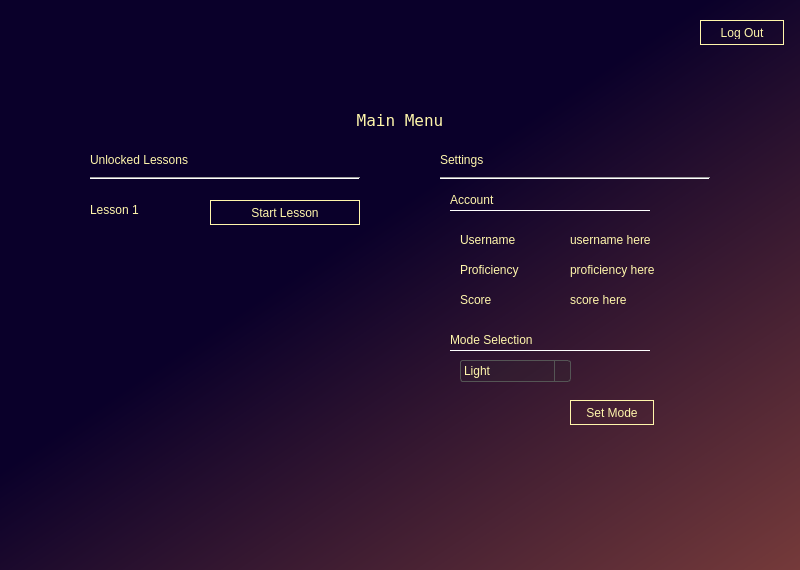
The window that mainmenuGUI.ui (WyattShawDal/ENGM-4620-PyProject) describes before a commit, drawn with Qt 5.
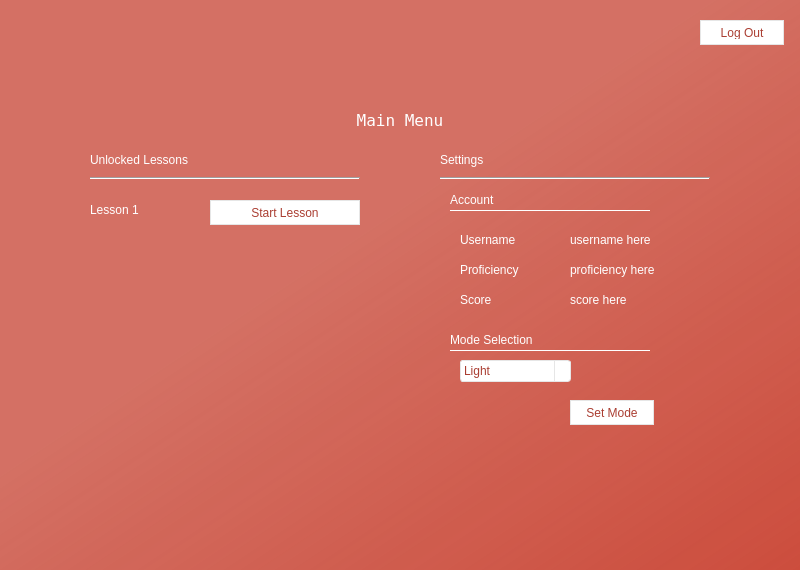
The same window after the commit.

```diff
--- a/mainmenuGUI.ui
+++ b/mainmenuGUI.ui
@@ -14,14 +14,15 @@
    <string>Sign Language Learner</string>
   </property>
   <property name="styleSheet">
-   <string notr="true">QWidget#widget{
-background-color:qlineargradient(spread:pad, x1:0.426, y1:0.386364, x2:1, y2:1, stop:0.0371429 rgba(10, 0, 42, 255), stop:1 rgba(117, 58, 58, 255));}
+   <string notr="true">
+QWidget#widget{
+    background-color:qlineargradient(spread:pad, x1:0.426, y1:0.386364, x2:1, y2:1, stop:0.0371429 rgba(204, 77, 61, 200), stop:1 rgba(204, 77, 61, 255));
+}
 
-/* Buttons - nearly completely see-through with light yellow border and text */
 QPushButton {
-    background-color: transparent;
-    border: 1px solid #fff6ab;
-    color: #fff6ab;
+    background-color: white;
+    border: 1px solid #e6e6e6;
+    color: #aa3e32;
     font-family: &quot;Terminal&quot;;
     padding: 5px;
 }
@@ -34,19 +35,17 @@
     background-color: rgba(255, 246, 171, 0.1);
 }
 
-/* Labels - terminal font and light yellow text */
 QLabel {
     font-family: &quot;Terminal&quot;;
-    color: #fff6ab;
+    color: white;
 }
 
-/* Combo boxes - very transparent dark grey with light yellow text */
 QComboBox {
-    background-color: rgba(50, 50, 50, 0.2);
-    border: 1px solid #555555;
+    background-color: white;
+    border: 1px solid #e6e6e6;
     border-radius: 3px;
     padding: 1px 18px 1px 3px;
-    color: #fff6ab;
+    color: #aa3e32;
     font-family: &quot;Terminal&quot;;
 }
 
@@ -58,23 +57,22 @@
     subcontrol-origin: padding;
     subcontrol-position: top right;
     width: 15px;
-    border-left: 1px solid #555555;
+    border-left: 1px solid #e6e6e6;
 }
 
 QComboBox QAbstractItemView {
-    background-color: rgba(50, 50, 50, 0.3);
-    border: 1px solid #555555;
-    color: #fff6ab;
-    selection-background-color: rgba(255, 246, 171, 0.15);
+    background-color: white;
+    border: 1px solid #e6e6e6;
+    color: #aa3e32;
+    selection-background-color: #f0f0f0;
 }
 
-/* Line edit/text boxes - very transparent dark grey with light yellow text */
 QLineEdit, QTextEdit, QPlainTextEdit {
-    background-color: rgba(50, 50, 50, 0.2);
-    border: 1px solid #555555;
+    background-color: white;
+    border: 1px solid #e6e6e6;
     border-radius: 3px;
     padding: 2px;
-    color: #fff6ab;
+    color: #aa3e32;
     font-family: &quot;Terminal&quot;;
 }
 
```
Left out of the diff: 9 changed lines with no effect on the pictures.
